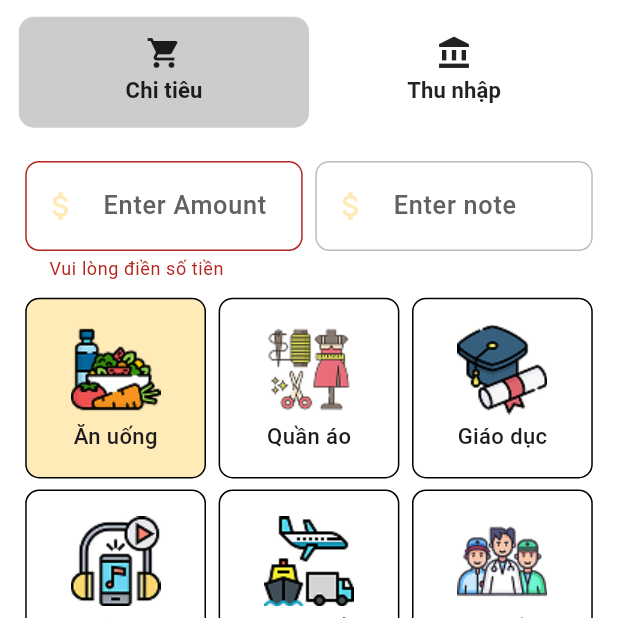
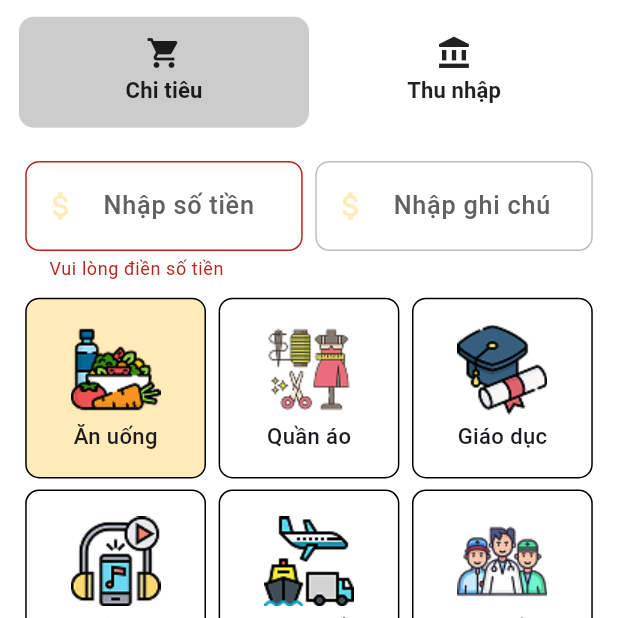
Before and after one commit to khanhnbsss1/Note, a Flutter app: the screen it shows after launch, item 3 of the bottom bar chosen, after a tap on the "add" icon, on a phone screen of 412 x 824 dp, the top half of it. Run offline on Flutter 3.47's test engine with Material 3 defaults, Android fonts, the phone set to English and light mode, and no system bars; our stand-ins replace fl_chart, flutter_local_notifications, flutter_screenutil, flutter_secure_storage, flutter_svg, get and 4 more; missing offline and left inert: flutter_background_service, omni_datetime_picker, rate_my_app, workmanager; generated files the repository leaves out were written again; Roboto replaces fonts that are missing (iCiel Helvetica).

Commit message:
update l10n

```diff
--- /dev/null
+++ b/lib/l10n/intl_vi.arb
@@ -0,0 +1,41 @@
+{
+  "edit": "Chỉnh sửa",
+  "title": "Tiêu đề",
+  "enter_your_title": "Nhập tiêu đề của bạn",
+  "date": "Ngày",
+  "pick_your_date": "Chọn ngày của bạn",
+  "content": "Nội dung",
+  "enter_your_content": "Nhập nội dung của bạn",
+  "no_event": "Không có sự kiện",
+  "income": "Thu nhập",
+  "expense": "Chi tiêu",
+  "enter_amount": "Nhập số tiền",
+  "please_enter_amount": "Vui lòng điền số tiền",
+  "enter_amount_warning": "Số tiền phải lớn hơn 1000",
+  "enter_note": "Nhập ghi chú",
+  "ordered_by": "Sắp xếp theo",
+  "total_expense": "Tổng chi:",
+  "total_income": "Tổng thu:",
+  "remain": "Còn lại",
+  "all_notes": "Tất cả ghi chú",
+  "done": "Xong",
+  "language": "Ngôn ngữ",
+  "night_mode": "Chế độ ban đêm",
+  "setting": "Cài đặt",
+  "version": "Phiên bản",
+  "expenseType_eat": "Ăn uống",
+  "expenseType_clothes": "Quần áo",
+  "expenseType_education": "Giáo dục",
+  "expenseType_entertain": "Giải trí",
+  "expenseType_move": "Di chuyển",
+  "expenseType_healthCare": "Y tế",
+  "expenseType_pet": "Thú cưng",
+  "expenseType_gift": "Quà tặng",
+  "expenseType_billElectric": "Hoá đơn điện",
+  "expenseType_billInternet": "Hoá đơn mạng",
+  "expenseType_billWater": "Hoá đơn nước",
+  "incomeType_salary": "Tiền lương",
+  "incomeType_extra": "Tiền thưởng",
+  "incomeType_invest": "Tiền đầu tư",
+  "incomeType_other": "Tiền khác"
+}
--- a/lib/main.dart
+++ b/lib/main.dart
@@ -2,18 +2,23 @@ import 'dart:async';
 import 'package:flutter/material.dart';
 import 'package:flutter/services.dart';
 import 'package:flutter_screenutil/flutter_screenutil.dart';
+import 'package:get_it/get_it.dart';
 import 'package:note/injector/injector.dart';
 import 'package:note/pages/homepage.dart';
 import 'package:note/pages/profile/controller/profile_controller.dart';
 import 'package:note/route/app_route.dart';
 import 'package:note/service/background_service/background_service.dart';
 import 'package:get/get.dart';
+import 'package:flutter_localizations/flutter_localizations.dart';
 import 'package:note/service/background_service/work_manager.dart';
+import 'package:note/service/local_database/shared_pref.dart';
 import 'package:note/service/notification/notification_service.dart';
+import 'package:package_info_plus/package_info_plus.dart';
 import 'package:workmanager/workmanager.dart';
 import 'bindings/initial_binding.dart';
 import 'config/app_color.dart';
 import 'config/app_config.dart';
+import 'generated/l10n.dart';
 
 Future<void> main() async {
   WidgetsFlutterBinding.ensureInitialized();
@@ -21,11 +26,18 @@ Future<void> main() async {
   await NotificationService.init();
   await initializeBackGroundService();
   Workmanager().initialize(callbackDispatcher, isInDebugMode: false);
+  _initPackageInfo();
   await SystemChrome.setPreferredOrientations([DeviceOrientation.portraitUp]);
   Get.put(ProfileController());
   runApp(
     MyApp(),
   );
+}
+
+Future<void> _initPackageInfo() async {
+  PackageInfo info = await PackageInfo.fromPlatform();
+  SharedPreferencesIml sharedPreferencesIml = GetIt.instance.get();
+  sharedPreferencesIml.saveAppVersion(info.version);
 }
 
 final GlobalKey<NavigatorState> navigatorKey = GlobalKey<NavigatorState>();
@@ -60,8 +72,15 @@ class _MyAppState extends State<MyApp> {
                   ),
                 ),
                 navigatorKey: navigatorKey,
+                localizationsDelegates: [
+                  S.delegate,
+                  GlobalMaterialLocalizations.delegate,
+                  GlobalWidgetsLocalizations.delegate,
+                  GlobalCupertinoLocalizations.delegate,
+                ],
+                locale: S.delegate.supportedLocales[settingsController.isLanguage.value],
+                supportedLocales: S.delegate.supportedLocales,
                 debugShowCheckedModeBanner: false,
-                title: 'Note pro',
                 home: Homepage(),
                 initialBinding: InitialBinding(),
                 getPages: AppRoute.routes,
--- a/lib/pages/calendar/view/calendar.dart
+++ b/lib/pages/calendar/view/calendar.dart
@@ -7,6 +7,8 @@ import 'package:note/pages/calendar/controller/calender_controller.dart';
 import 'package:note/style/styles.dart';
 import 'package:note/util/date_utils.dart';
 import 'package:table_calendar/table_calendar.dart';
+
+import '../../../generated/l10n.dart';
 
 class CalendarPage extends StatefulWidget {
   const CalendarPage({super.key});
@@ -122,7 +124,7 @@ class _CalendarPageState extends State<CalendarPage> with TickerProviderStateMix
           ),
           Obx(
                 () => (controller.showedEvent.isEmpty)
-                ? Text('No event')
+                ? Text(S.current.no_event)
                 : ListView.separated(
                 itemCount: controller.showedEvent.length,
                 shrinkWrap: true,
--- a/lib/pages/expense/model/expenseType.dart
+++ b/lib/pages/expense/model/expenseType.dart
@@ -2,27 +2,55 @@ import 'package:flutter/material.dart';
 import 'package:note/images/images.dart';
 import 'package:note/pages/expense/model/transaction_type.dart';
 
+import '../../../generated/l10n.dart';
+
 enum ExpenseType implements TransactionCategory {
-  eat('Ăn uống', Colors.red, eatImg),
-  clothes('Quần áo', Colors.purple, clothesImg),
-  education('Giáo dục', Colors.green, educationImg),
-  entertain('Giải trí', Colors.orange, entertainImg),
-  move('Di chuyển', Colors.brown, moveImg),
-  healthCare('Y tế', Colors.teal, healthCareImg),
-  pet('Thú cưng', Colors.deepOrange, petImg),
-  gift('Quà tặng', Colors.pink, giftImg),
-  billElectric('Hoá đơn điện', Colors.yellow, billElectricImg),
-  billInternet('Hoá đơn mạng', Colors.blue, billInternetImg),
-  billWater('Hoá đơn nước', Colors.blueAccent, billWaterImg);
+  eat(Colors.red, eatImg),
+  clothes(Colors.purple, clothesImg),
+  education(Colors.green, educationImg),
+  entertain(Colors.orange, entertainImg),
+  move(Colors.brown, moveImg),
+  healthCare(Colors.teal, healthCareImg),
+  pet(Colors.deepOrange, petImg),
+  gift(Colors.pink, giftImg),
+  billElectric(Colors.yellow, billElectricImg),
+  billInternet(Colors.blue, billInternetImg),
+  billWater(Colors.blueAccent, billWaterImg);
 
-  @override
-  final String label;
   @override
   final Color color;
   @override
   final String icon;
 
-  const ExpenseType(this.label, this.color, this.icon);
+  const ExpenseType(this.color, this.icon);
+
+  @override
+  String get label {
+    switch (this) {
+      case ExpenseType.eat:
+        return S.current.expenseType_eat;
+      case ExpenseType.clothes:
+        return S.current.expenseType_clothes;
+      case ExpenseType.education:
+        return S.current.expenseType_education;
+      case ExpenseType.entertain:
+        return S.current.expenseType_entertain;
+      case ExpenseType.move:
+        return S.current.expenseType_move;
+      case ExpenseType.healthCare:
+        return S.current.expenseType_healthCare;
+      case ExpenseType.pet:
+        return S.current.expenseType_pet;
+      case ExpenseType.gift:
+        return S.current.expenseType_gift;
+      case ExpenseType.billElectric:
+        return S.current.expenseType_billElectric;
+      case ExpenseType.billInternet:
+        return S.current.expenseType_billInternet;
+      case ExpenseType.billWater:
+        return S.current.expenseType_billWater;
+    }
+  }
 
   @override
   bool get isExpense => true;
--- a/lib/pages/expense/model/incomeType.dart
+++ b/lib/pages/expense/model/incomeType.dart
@@ -1,22 +1,34 @@
 import 'package:flutter/material.dart';
 import 'package:note/pages/expense/model/transaction_type.dart';
-
+import '../../../generated/l10n.dart';
 import '../../../images/images.dart';
 
 enum IncomeType implements TransactionCategory {
-  salary('Tiền lương', salaryImg, Colors.amber),
-  extra('Tiền thưởng', extraMoneyImg, Colors.blue),
-  invest('Tiền đầu tư', investImg, Colors.green),
-  other('Tiền khác', otherMoneyImg, Colors.purple);
+  salary(Colors.amber, salaryImg,),
+  extra(Colors.blue, extraMoneyImg,),
+  invest(Colors.green, investImg,),
+  other(Colors.purple, otherMoneyImg,);
 
   @override
-  final String label;
+  final String icon;
   @override
   final Color color;
+
+  const IncomeType(this.color, this.icon, );
+
   @override
-  final String icon;
-
-  const IncomeType(this.label, this.icon, this.color);
+  String get label {
+    switch (this) {
+      case IncomeType.salary:
+        return S.current.incomeType_salary;
+      case IncomeType.extra:
+        return S.current.incomeType_extra;
+      case IncomeType.invest:
+        return S.current.incomeType_invest;
+      case IncomeType.other:
+        return S.current.incomeType_other;
+    }
+  }
 
   @override
   bool get isExpense => false;
--- a/lib/pages/expense/view/expense.dart
+++ b/lib/pages/expense/view/expense.dart
@@ -4,6 +4,7 @@ import 'package:flutter_screenutil/flutter_screenutil.dart';
 import 'package:note/config/app_color.dart';
 import 'package:note/style/styles.dart';
 
+import '../../../generated/l10n.dart';
 import 'transaction_tab.dart';
 
 class ExpensePage extends StatefulWidget {
@@ -60,7 +61,7 @@ class _ExpensePageState extends State<ExpensePage>
                   color: AppColor().textColor
                 ),
                 child: Text(
-                  'Chi tiêu',
+                  S.current.expense,
                   style: AppTextStyle.commonText.copyWith(
                     color: AppColor().textColor,
                     fontWeight: FontWeight.bold,
@@ -73,7 +74,7 @@ class _ExpensePageState extends State<ExpensePage>
                   color: AppColor().textColor,
                 ),
                 child: Text(
-                  'Thu nhập',
+                  S.current.income,
                   style: AppTextStyle.commonText.copyWith(
                     color: AppColor().textColor,
                     fontWeight: FontWeight.bold,
--- a/lib/pages/expense/view/transaction_tab.dart
+++ b/lib/pages/expense/view/transaction_tab.dart
@@ -6,6 +6,7 @@ import 'package:note/pages/expense/model/expenseType.dart';
 import 'package:note/pages/expense/model/incomeType.dart';
 import 'package:note/style/styles.dart';
 
+import '../../../generated/l10n.dart';
 import '../controller/expense_controller.dart';
 
 class TransactionTab extends StatefulWidget {
@@ -72,7 +73,7 @@ class _TransactionTabState extends State<TransactionTab> {
                   controller: moneyController,
                   keyboardType: TextInputType.number,
                   decoration: InputDecoration(
-                    labelText: 'Enter Amount',
+                    labelText: S.current.enter_amount,
                     labelStyle: AppTextStyle.commonText.copyWith(
                       fontSize: 16.sp,
                       fontWeight: FontWeight.w500,
@@ -97,10 +98,10 @@ class _TransactionTabState extends State<TransactionTab> {
                   style: AppTextStyle.commonText.copyWith(fontSize: 18.sp),
                   validator: (value) {
                     if (value == null || value.isEmpty) {
-                      return 'Vui lòng điền số tiền';
+                      return S.current.please_enter_amount;
                     }
                     if (int.tryParse(value)! < 1000) {
-                      return 'Số tiền phải lớn hơn 1000';
+                      return S.current.enter_amount_warning;
                     }
                     return null;
                   },
@@ -116,7 +117,7 @@ class _TransactionTabState extends State<TransactionTab> {
                 TextFormField(
                   controller: noteController,
                   decoration: InputDecoration(
-                    labelText: 'Enter note',
+                    labelText: S.current.enter_note,
                     labelStyle: AppTextStyle.commonText.copyWith(
                       fontSize: 16.sp,
                       fontWeight: FontWeight.w500,
--- a/lib/pages/history_transaction/view/history_transaction_page.dart
+++ b/lib/pages/history_transaction/view/history_transaction_page.dart
@@ -12,6 +12,7 @@ import 'package:note/util/date_utils.dart';
 import 'package:note/util/string_format.dart';
 
 import '../../../config/app_color.dart';
+import '../../../generated/l10n.dart';
 import '../controller/history_transaction_controller.dart';
 
 class HistoryTransactionPage extends StatefulWidget {
@@ -53,8 +54,8 @@ class _HistoryTransactionPageState extends State<HistoryTransactionPage>
               padding: EdgeInsets.symmetric(horizontal: 12.w),
               child: Text(
                   (controller.isExpense.value)
-                      ? 'Tổng chi : ${StringFormatter.formatNumber(controller.getTotalExpenseForMonth(DateTime.now()))} VND'
-                      : 'Tổng thu : ${StringFormatter.formatNumber(controller.getTotalIncomeForMonth(DateTime.now()))} VND',
+                      ? '${S.current.total_expense} : ${StringFormatter.formatNumber(controller.getTotalExpenseForMonth(DateTime.now()))} VND'
+                      : '${S.current.total_income} : ${StringFormatter.formatNumber(controller.getTotalIncomeForMonth(DateTime.now()))} VND',
                   style: AppTextStyle.heading5.copyWith(
                       color: controller.isExpense.value
                           ? AppColor().accentPink
@@ -131,7 +132,7 @@ class _HistoryTransactionPageState extends State<HistoryTransactionPage>
                 }
               },
               label: Text(
-                'Ordered by ',
+                S.current.ordered_by,
                 style: AppTextStyle.heading5.copyWith(
                   fontWeight: FontWeight.w400,
                   fontSize: 16,
@@ -511,7 +512,7 @@ class _HistoryTransactionPageState extends State<HistoryTransactionPage>
           ),
           Flexible(
             child: Text(
-              'Còn lại',
+              S.current.remain,
               style: AppTextStyle.commonText.copyWith(
                   color: AppColor().textColor
               ),
--- a/lib/pages/list_notes/view/list_note_page.dart
+++ b/lib/pages/list_notes/view/list_note_page.dart
@@ -9,6 +9,7 @@ import 'package:note/pages/list_notes/controller/list_notes_controller.dart';
 import '../../../../config/app_config.dart';
 import '../../../../style/styles.dart';
 import '../../../../util/date_utils.dart';
+import '../../../generated/l10n.dart';
 import '../../../model/list_note.dart';
 import '../../add_edit_node/view/add_edit_note.dart';
 
@@ -54,7 +55,7 @@ class _ListNotePageState extends State<ListNotePage> {
                       }
                     },
                     label: Text(
-                      'Ordered by ',
+                      S.current.ordered_by,
                       style: AppTextStyle.heading5.copyWith(
                         fontWeight: FontWeight.w400,
                         fontSize: 16,
@@ -99,7 +100,7 @@ class _ListNotePageState extends State<ListNotePage> {
           StretchMode.fadeTitle,
         ],
         title: Text(
-          'All notes',
+          S.current.all_notes,
           style: AppTextStyle.commonText.copyWith(
             color: Colors.white,
           ),
--- a/lib/pages/profile/view/profile_page.dart
+++ b/lib/pages/profile/view/profile_page.dart
@@ -6,6 +6,7 @@ import 'package:note/config/app_color.dart';
 import 'package:note/pages/profile/controller/profile_controller.dart';
 import 'package:note/style/styles.dart';
 
+import '../../../generated/l10n.dart';
 import '../widget/item_setting.dart';
 
 class ProfilePage extends StatefulWidget {
@@ -38,20 +39,22 @@ class _ProfilePageState extends State<ProfilePage> {
             SizedBox(
               height: 8.h,
             ),
-            Center(child: Text('Xin chào ', style: AppTextStyle.commonText,)),
+            Center(child: Text(S.current.setting, style: AppTextStyle.commonText,)),
             SizedBox(
               height: 8.h,
             ),
             ItemSetting(
-                text: 'Ngôn ngữ',
-                onChanged: (_) {},
+                text: S.current.language,
+                onChanged: (_) {
+                  controller.saveLanguage(_);
+                },
                 icon: Icon(Icons.settings, color: AppColor().textColor,),
-                initialValue: controller.enDarkMode.value),
+                initialValue: controller.isLanguage.value == 1),
             SizedBox(
               height: 8.h,
             ),
             ItemSetting(
-                text: 'Chế độ ban đêm',
+                text: S.current.night_mode,
                 onChanged: (value) {
                   controller.saveSettings(value);
                 },
@@ -61,7 +64,7 @@ class _ProfilePageState extends State<ProfilePage> {
               height: 8.h,
             ),
             ItemSetting(
-                text: 'Cài đặt',
+                text: S.current.setting,
                 onChanged: (_) {},
                 icon: Icon(Icons.settings, color: AppColor().textColor,),
                 initialValue: controller.enDarkMode.value),
@@ -69,7 +72,7 @@ class _ProfilePageState extends State<ProfilePage> {
               height: 8.h,
             ),
             ItemSetting(
-                text: 'Cài đặt',
+                text: S.current.setting,
                 onChanged: (_) {},
                 icon: Icon(Icons.settings, color: AppColor().textColor,),
                 initialValue: controller.enDarkMode.value),
@@ -80,7 +83,7 @@ class _ProfilePageState extends State<ProfilePage> {
             Row(
               mainAxisAlignment: MainAxisAlignment.center,
               children: [
-                Text('Phiên bản 1.0.0', style: AppTextStyle.commonText.copyWith(
+                Text('${S.current.version} ${controller.sharedPreferencesIml.version}', style: AppTextStyle.commonText.copyWith(
                   color: AppColor().textColor,
                 ),),
               ],
--- a/lib/service/local_database/shared_pref.dart
+++ b/lib/service/local_database/shared_pref.dart
@@ -17,6 +17,7 @@ class SharedPreferencesIml {
   static const BIOMETRICS = 'biometric';
   static const NOTE = 'NOTE';
   static const DARKMODE = 'darkmode';
+  static const VERSION = 'version';
 
   late SharedPreferences sharedPreferences;
 
@@ -54,4 +55,21 @@ class SharedPreferencesIml {
     return sharedPreferences.getBool(DARKMODE) ?? false;
   }
 
+  Future<void> saveAppVersion(String version) async {
+    await sharedPreferences.setString(VERSION, version);
+  }
+
+  String get version {
+    final string = sharedPreferences.getString(VERSION);
+    return string ?? "";
+  }
+
+  Future<void> saveLanguage(int value) async {
+    await sharedPreferences.setInt(ACCOUNT, value);
+  }
+
+  int get language {
+    return sharedPreferences.getInt(ACCOUNT) ?? 0;
+  }
+
 }
```
Also changed, not shown: lib/pages/add_edit_node/view/add_edit_note.dart (+7 -6 lines), lib/pages/profile/controller/profile_controller.dart (+12 -2 lines), pubspec.yaml (+18 -43 lines), pubspec.lock, 5 other files.
